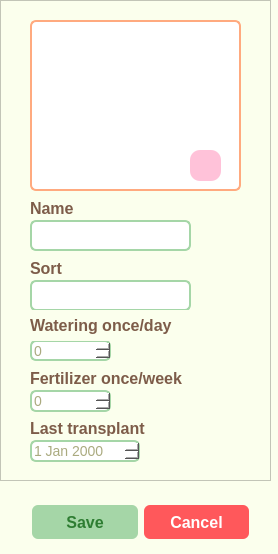
Qt form ui/add_plant.ui (olhaLK/herbarium_app) before a commit.
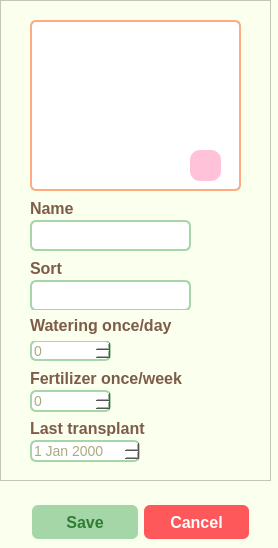
The same form after that commit. Icons and pictures are not drawn.

```diff
--- a/ui/add_plant.ui
+++ b/ui/add_plant.ui
@@ -7,7 +7,7 @@
     <x>0</x>
     <y>0</y>
     <width>278</width>
-    <height>554</height>
+    <height>548</height>
    </rect>
   </property>
   <property name="windowTitle">
```
Left out of the diff: 9 changed lines with no effect on the pictures.
